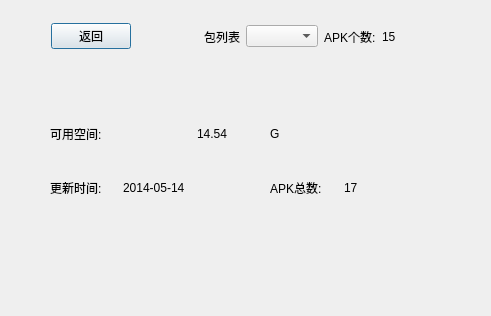
The window that wenjian.ui (juniperdiego/usbW) describes before a commit, drawn with Qt 5.
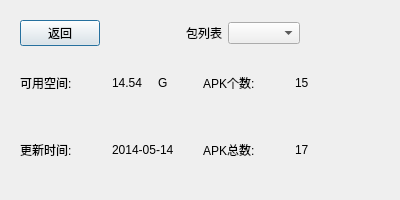
The same window after the commit.

The edit to the form file:
```diff
--- a/wenjian.ui
+++ b/wenjian.ui
@@ -6,22 +6,24 @@
    <rect>
     <x>0</x>
     <y>0</y>
-    <width>491</width>
-    <height>316</height>
+    <width>400</width>
+    <height>200</height>
    </rect>
   </property>
+  <property name="minimumSize">
+   <size>
+    <width>400</width>
+    <height>200</height>
+   </size>
+  </property>
   <property name="windowTitle">
    <string>Form</string>
   </property>
-  <widget class="QWidget" name="layoutWidget">
-   <property name="geometry">
-    <rect>
-     <x>51</x>
-     <y>21</y>
-     <width>361</width>
-     <height>31</height>
-    </rect>
+  <layout class="QGridLayout" name="gridLayout">
+   <property name="margin">
+    <number>20</number>
    </property>
+   <item row="0" column="0" colspan="4">
    <layout class="QHBoxLayout" name="horizontalLayout">
     <item>
      <widget class="QPushButton" name="returnBtn">
@@ -51,16 +53,60 @@
      </widget>
     </item>
     <item>
-     <widget class="QComboBox" name="comboBox"/>
+      <widget class="QComboBox" name="comboBox">
+       <property name="sizeAdjustPolicy">
+        <enum>QComboBox::AdjustToContents</enum>
+       </property>
+      </widget>
     </item>
     <item>
+      <spacer name="horizontalSpacer_2">
+       <property name="orientation">
+        <enum>Qt::Horizontal</enum>
+       </property>
+       <property name="sizeHint" stdset="0">
+        <size>
+         <width>40</width>
+         <height>20</height>
+        </size>
+       </property>
+      </spacer>
+     </item>
+    </layout>
+   </item>
+   <item row="1" column="0">
+    <widget class="QLabel" name="label_2">
+     <property name="text">
+      <string>可用空间:</string>
+     </property>
+    </widget>
+   </item>
+   <item row="1" column="1">
+    <layout class="QHBoxLayout" name="horizontalLayout_2">
+     <item>
+      <widget class="QLabel" name="cardspaceLabel">
+       <property name="text">
+        <string>14.54</string>
+       </property>
+      </widget>
+     </item>
+     <item>
+      <widget class="QLabel" name="label_4">
+       <property name="text">
+        <string>G</string>
+       </property>
+      </widget>
+     </item>
+    </layout>
+   </item>
+   <item row="1" column="2">
      <widget class="QLabel" name="label_3">
       <property name="text">
        <string>APK个数:</string>
       </property>
      </widget>
     </item>
-    <item>
+   <item row="1" column="3">
      <widget class="QLabel" name="apkLabel">
       <property name="minimumSize">
        <size>
@@ -73,69 +119,35 @@
       </property>
      </widget>
     </item>
-   </layout>
-  </widget>
-  <widget class="QWidget" name="layoutWidget1">
-   <property name="geometry">
-    <rect>
-     <x>50</x>
-     <y>110</y>
-     <width>361</width>
-     <height>101</height>
-    </rect>
-   </property>
-   <layout class="QGridLayout" name="gridLayout">
-    <item row="0" column="3">
-     <widget class="QLabel" name="label_4">
-      <property name="text">
-       <string>G</string>
-      </property>
-     </widget>
-    </item>
-    <item row="1" column="0">
+   <item row="2" column="0">
      <widget class="QLabel" name="label_5">
       <property name="text">
        <string>更新时间:</string>
       </property>
      </widget>
     </item>
-    <item row="0" column="0" colspan="2">
-     <widget class="QLabel" name="label_2">
-      <property name="text">
-       <string>可用空间:</string>
-      </property>
-     </widget>
-    </item>
-    <item row="0" column="2">
-     <widget class="QLabel" name="cardspaceLabel">
-      <property name="text">
-       <string>14.54</string>
-      </property>
-     </widget>
-    </item>
-    <item row="1" column="1" colspan="2">
+   <item row="2" column="1">
      <widget class="QLabel" name="ldateLabel">
       <property name="text">
        <string>2014-05-14</string>
       </property>
      </widget>
     </item>
-    <item row="1" column="4">
-     <widget class="QLabel" name="updatenumLabel">
-      <property name="text">
-       <string>17</string>
-      </property>
-     </widget>
-    </item>
-    <item row="1" column="3">
+   <item row="2" column="2">
      <widget class="QLabel" name="label_7">
       <property name="text">
        <string>APK总数:</string>
       </property>
      </widget>
     </item>
-   </layout>
-  </widget>
+   <item row="2" column="3">
+    <widget class="QLabel" name="updatenumLabel">
+     <property name="text">
+      <string>17</string>
+     </property>
+    </widget>
+   </item>
+  </layout>
  </widget>
  <resources/>
  <connections>
```
Lines whose indentation alone changed are shown as unchanged.
